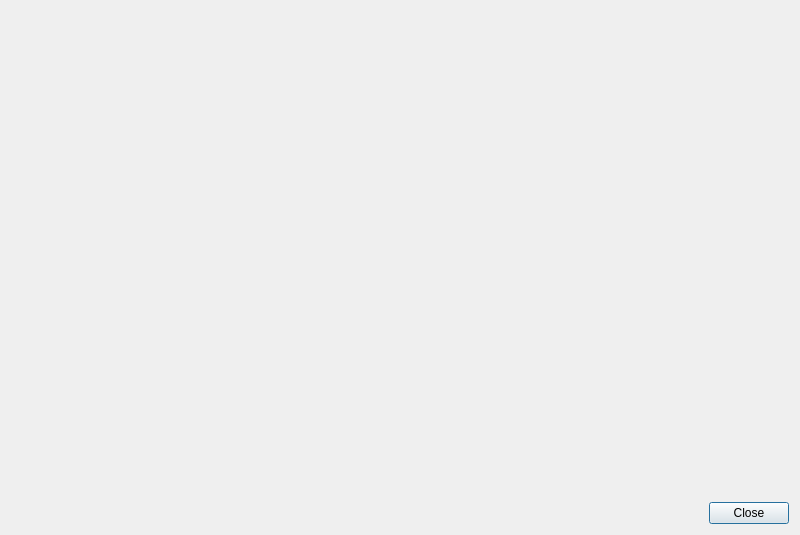
The window that src/ui/follow_control_window.ui (FAN0909/master_slave_control_v2) describes before a commit, drawn with Qt 5.
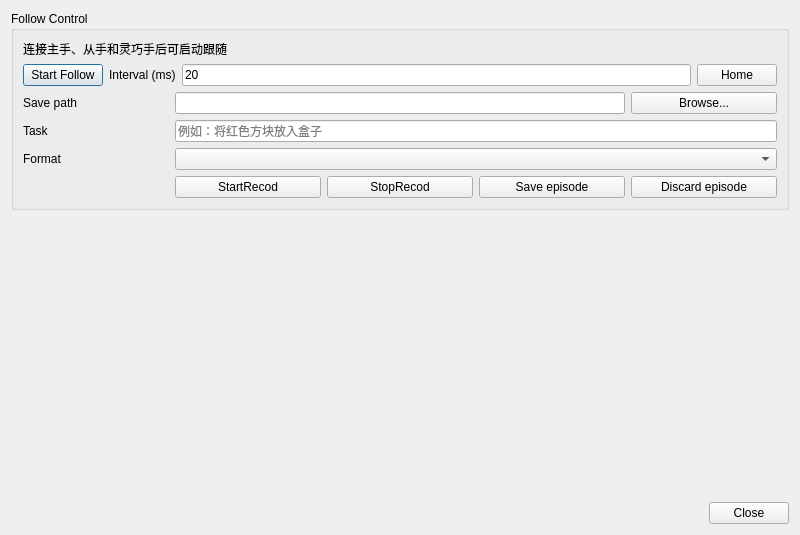
The same window after the commit.

```diff
--- a/src/ui/follow_control_window.ui
+++ b/src/ui/follow_control_window.ui
@@ -14,6 +14,151 @@
    <string>Follow Control</string>
   </property>
   <layout class="QVBoxLayout" name="verticalLayout">
+   <item>
+    <widget class="QGroupBox" name="groupBox_follow_control">
+     <property name="title">
+      <string>Follow Control</string>
+     </property>
+     <layout class="QHBoxLayout" name="horizontalLayout_2">
+      <item>
+       <layout class="QVBoxLayout" name="verticalLayout_2">
+        <item>
+         <layout class="QVBoxLayout" name="verticalLayout_follow_header">
+          <item>
+           <widget class="QLabel" name="label_follow_hint">
+            <property name="text">
+             <string>连接主手、从手和灵巧手后可启动跟随</string>
+            </property>
+            <property name="wordWrap">
+             <bool>true</bool>
+            </property>
+           </widget>
+          </item>
+          <item>
+           <layout class="QHBoxLayout" name="horizontalLayout_follow_start">
+            <item>
+             <widget class="QPushButton" name="pushButton_start_follow">
+              <property name="text">
+               <string>Start Follow</string>
+              </property>
+             </widget>
+            </item>
+            <item>
+             <widget class="QLabel" name="label_follow_interval">
+              <property name="text">
+               <string>Interval (ms)</string>
+              </property>
+             </widget>
+            </item>
+            <item>
+             <widget class="QLineEdit" name="lineEdit_follow_rate">
+              <property name="text">
+               <string>20</string>
+              </property>
+             </widget>
+            </item>
+            <item>
+             <widget class="QPushButton" name="pushButton_slave_home_pos">
+              <property name="text">
+               <string>Home</string>
+              </property>
+             </widget>
+            </item>
+           </layout>
+          </item>
+         </layout>
+        </item>
+        <item>
+         <layout class="QGridLayout" name="gridLayout">
+          <item row="3" column="1">
+           <widget class="QPushButton" name="pushButton_start_recod">
+            <property name="text">
+             <string>StartRecod</string>
+            </property>
+           </widget>
+          </item>
+          <item row="3" column="2">
+           <widget class="QPushButton" name="pushButton_stop_recod">
+            <property name="text">
+             <string>StopRecod</string>
+            </property>
+           </widget>
+          </item>
+          <item row="3" column="4">
+           <widget class="QPushButton" name="pushButton_discard_episode">
+            <property name="text">
+             <string>Discard episode</string>
+            </property>
+           </widget>
+          </item>
+          <item row="0" column="0">
+           <widget class="QLabel" name="label_2">
+            <property name="text">
+             <string>Save path</string>
+            </property>
+           </widget>
+          </item>
+          <item row="3" column="3">
+           <widget class="QPushButton" name="pushButton_save_episode">
+            <property name="text">
+             <string>Save episode</string>
+            </property>
+           </widget>
+          </item>
+          <item row="0" column="1" colspan="3">
+           <widget class="QLineEdit" name="lineEdit_save_file_path"/>
+          </item>
+          <item row="0" column="4">
+           <widget class="QPushButton" name="pushButton_browse_save_path">
+            <property name="text">
+             <string>Browse...</string>
+            </property>
+           </widget>
+          </item>
+          <item row="1" column="0">
+           <widget class="QLabel" name="label_task">
+            <property name="text">
+             <string>Task</string>
+            </property>
+            <property name="buddy">
+             <cstring>lineEdit_task</cstring>
+            </property>
+           </widget>
+          </item>
+          <item row="1" column="1" colspan="4">
+           <widget class="QLineEdit" name="lineEdit_task">
+            <property name="toolTip">
+             <string>每条 episode 使用开始采集时填写的任务描述；保存或丢弃后可修改。</string>
+            </property>
+            <property name="placeholderText">
+             <string>例如：将红色方块放入盒子</string>
+            </property>
+           </widget>
+          </item>
+          <item row="2" column="0">
+           <widget class="QLabel" name="label_recording_format">
+            <property name="text">
+             <string>Format</string>
+            </property>
+            <property name="buddy">
+             <cstring>comboBox_recording_format</cstring>
+            </property>
+           </widget>
+          </item>
+          <item row="2" column="1" colspan="4">
+           <widget class="QComboBox" name="comboBox_recording_format">
+            <property name="toolTip">
+             <string>选择 LeRobot 数据集格式；保存或丢弃本条 episode 后可切换。</string>
+            </property>
+           </widget>
+          </item>
+         </layout>
+        </item>
+       </layout>
+      </item>
+     </layout>
+    </widget>
+   </item>
    <item>
     <spacer name="verticalSpacer">
      <property name="orientation">
```
